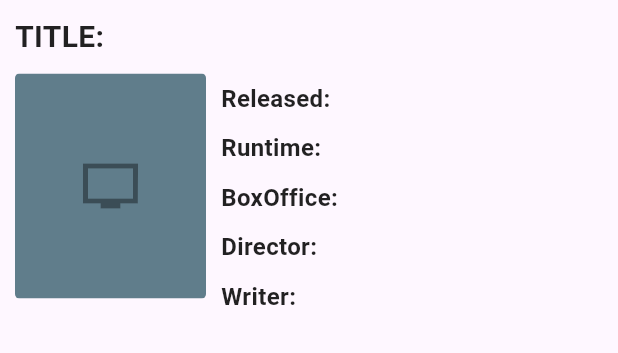
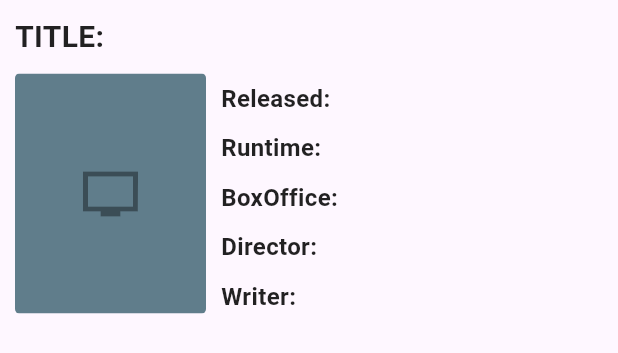
Before and after one commit to gehenna-yang/movielistapplication, a Flutter app: the DetailHeaderItem widget shown alone on an empty page, opened directly with empty values, on a phone screen of 412 x 824 dp. Shown: the top 353 px of the screen. Run offline on Flutter 3.47's test engine with Material 3 defaults, Android fonts, the phone set to English and light mode, and no system bars; our stand-ins replace get, page_transition; network calls fail.

Commit message:
list ui change & poster img hero function add

```diff
--- a/lib/widget/detail_header_item.dart
+++ b/lib/widget/detail_header_item.dart
@@ -1,6 +1,8 @@
 import 'package:flutter/material.dart';
 import 'package:movielist_application/common/config.dart';
 import 'package:movielist_application/model/data_movieDetail.dart';
+import 'package:movielist_application/view/posterView.dart';
+import 'package:page_transition/page_transition.dart';
 
 class DetailHeaderItem extends StatelessWidget {
   DetailHeaderItem({
@@ -34,24 +36,37 @@ class DetailHeaderItem extends StatelessWidget {
           Row(
             crossAxisAlignment: CrossAxisAlignment.start,
             children: [
-              ClipRRect(
+              GestureDetector(
+                onTap: () {
+                  Navigator.push(context,
+                      PageTransition(
+                          child: PosterView(imgUrl: movie.Poster!),
+                          type: PageTransitionType.leftToRightWithFade
+                      )
+                  );
+                },
+                child: Hero(
+                  tag: 'Poster',
+                  child: ClipRRect(
                     borderRadius: BorderRadius.circular(3),
                     child: movie.Poster!.length > 10 ?
                     Image.network(
-                  movie.Poster!, width: (disp_width-30)/3, height: 150, fit: BoxFit.cover,
+                      movie.Poster!, width: (disp_width-30)/3, height: 160, fit: BoxFit.cover,
                       errorBuilder: (context, error, stackTrace) {
                         return Container(
-                        width: (disp_width-30)/2, height: 150, color: Colors.blueGrey,
+                            width: (disp_width-30)/3, height: 160, color: Colors.blueGrey,
                             alignment: Alignment.center,
                             child: const Icon(Icons.image_not_supported_sharp, color: Colors.black38, size: 40,)
                         );
                       },
-                ):
-                Container(
-                    width: (disp_width-30)/3, height: 150, color: Colors.blueGrey,
+                    )
+                        : Container(
+                        width: (disp_width-30)/3, height: 160, color: Colors.blueGrey,
                         alignment: Alignment.center,
                         child: const Icon(Icons.tv_sharp, color: Colors.black38, size: 40,)
                     ),
+                  ),
+                )
               ),
               const SizedBox(width: 10),
               Container(
--- a/lib/widget/movieSearchbar.dart
+++ b/lib/widget/movieSearchbar.dart
@@ -11,11 +11,11 @@ class MovieSearchBar extends StatelessWidget {
   Movie_Controller movieController;
   TextEditingController search_controller;
 
-  // final TextEditingController search_controller = TextEditingController();
   @override
   Widget build(BuildContext context) {
-    return Padding(
-      padding: const EdgeInsets.symmetric(horizontal: 20),
+    return Container(
+      color: Colors.indigo[200],
+      padding: const EdgeInsets.symmetric(horizontal: 20, vertical: 30),
       child: Container(
         width: disp_width,
         decoration: BoxDecoration(
--- a/lib/widget/movie_listview.dart
+++ b/lib/widget/movie_listview.dart
@@ -15,8 +15,7 @@ class MovieListView extends StatelessWidget {
 
   @override
   Widget build(BuildContext context) {
-    return Padding(
-      padding: const EdgeInsets.symmetric(horizontal: 20),
+    return SizedBox(
       child: Obx(() =>
           ListView.separated(
             controller: scrollController,
@@ -36,7 +35,7 @@ class MovieListView extends StatelessWidget {
               }
             },
             separatorBuilder: (_, i) {
-              return const SizedBox(height: 10);
+              return const SizedBox(height: 5);
             },
             itemCount: movieController.isLoading.value ?
             (movieController.dwb.length > 0 ? movieController.dwb.length+1:1):movieController.dwb.length
```
Also changed, not shown: lib/view/posterView.dart (added, +41 -0 lines), lib/widget/movie_item.dart (+3 -5 lines). Lines whose indentation alone changed are shown as unchanged.
